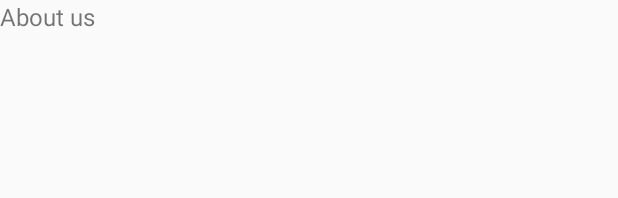
After one commit to S-Y-N/Catharsys, an Android app: the layout about_us_page.xml on its own in the app's theme, with its tools: preview values and no code run, on a phone screen of 412 x 824 dp. The commit adds this screen. Shown: the top 198 px of the screen. Run offline under Robolectric (Android 15) with nearby library versions, the phone set to English and light mode, and no system bars.

Commit message:
disign update

```diff
--- a/app/src/main/res/drawable/bg_receiver.xml
+++ b/app/src/main/res/drawable/bg_receiver.xml
@@ -7,13 +7,13 @@
             android:pivotY="0%"
             android:toDegrees="0" >
             <shape android:shape="rectangle" >
-                <solid android:color="@color/white" />
+                <solid android:color="@color/marron_3" />
             </shape>
         </rotate>
     </item>
     <item android:left="8dp">
         <shape android:shape="rectangle" >
-            <solid android:color="@color/white" />
+            <solid android:color="@color/marron_3" />
             <corners android:radius="4dp" />
         </shape>
     </item>
--- /dev/null
+++ b/app/src/main/res/layout/about_us_page.xml
@@ -0,0 +1,13 @@
+<?xml version="1.0" encoding="utf-8"?>
+<LinearLayout xmlns:android="http://schemas.android.com/apk/res/android"
+    android:layout_width="match_parent"
+    android:layout_height="match_parent"
+    android:orientation="vertical">
+    <TextView
+        android:layout_width="match_parent"
+        android:layout_height="wrap_content"
+        android:text="About us"
+        android:textSize="16dp"
+        />
+
+</LinearLayout>
--- a/app/src/main/res/layout/activity_chating.xml
+++ b/app/src/main/res/layout/activity_chating.xml
@@ -4,7 +4,7 @@
     xmlns:tools="http://schemas.android.com/tools"
     android:layout_width="match_parent"
     android:layout_height="match_parent"
-    android:background="@drawable/deltabackground"
+    android:background="@color/marron"
     tools:context=".ChatingActivity">
 
     <androidx.recyclerview.widget.RecyclerView
--- a/app/src/main/res/layout/activity_main.xml
+++ b/app/src/main/res/layout/activity_main.xml
@@ -11,7 +11,7 @@
         android:id="@+id/tabLayout"
         android:layout_width="match_parent"
         android:layout_height="60dp"
-        android:background="@color/blue3"
+        android:background="@color/marron_2"
         android:elevation="12dp"
         app:tabIndicator ="@color/white"
         app:tabSelectedTextColor="@color/white"
--- /dev/null
+++ b/app/src/main/res/layout/help_page.xml
@@ -0,0 +1,6 @@
+<?xml version="1.0" encoding="utf-8"?>
+<androidx.constraintlayout.widget.ConstraintLayout xmlns:android="http://schemas.android.com/apk/res/android"
+    android:layout_width="match_parent"
+    android:layout_height="match_parent">
+
+</androidx.constraintlayout.widget.ConstraintLayout>
--- a/app/src/main/res/layout/layout_receiver.xml
+++ b/app/src/main/res/layout/layout_receiver.xml
@@ -22,7 +22,7 @@
         android:maxWidth="270dp"
         android:minWidth="50dp"
         android:text="text view"
-        android:textColor="@color/black"
+        android:textColor="@color/white"
         android:textSize="18sp"
         app:layout_constraintVertical_bias="1.0"
         app:layout_constraintBottom_toTopOf="@+id/receiver_time"
@@ -38,6 +38,7 @@
         android:layout_marginBottom="3dp"
         android:text="12:00 pm"
         android:textSize="10sp"
+        android:textColor="@color/white"
         app:layout_constraintBottom_toBottomOf="parent"
         app:layout_constraintEnd_toEndOf="parent"/>
 
--- a/app/src/main/res/layout/layout_sender.xml
+++ b/app/src/main/res/layout/layout_sender.xml
@@ -38,7 +38,7 @@
             android:minWidth="50dp"
             android:text="Catarsys"
             android:textSize="18sp"
-            android:textColor="@color/black"
+            android:textColor="@color/white"
 
             app:layout_constraintBottom_toTopOf="@+id/senderTime"
             app:layout_constraintEnd_toStartOf="@+id/guideline2"
@@ -55,6 +55,7 @@
             android:layout_marginBottom="4dp"
             android:text="14:17 pm"
             android:textSize="10sp"
+            android:textColor="@color/white"
             app:layout_constraintBottom_toBottomOf="parent"
             app:layout_constraintEnd_toStartOf="@+id/guideline2"/>
     </androidx.constraintlayout.widget.ConstraintLayout>
--- a/app/src/main/res/values/themes.xml
+++ b/app/src/main/res/values/themes.xml
@@ -1,7 +1,7 @@
 <resources xmlns:tools="http://schemas.android.com/tools">
     <!-- Base application theme. -->
     <style name="Base.Theme.Catarsys" parent="Theme.AppCompat.Light.DarkActionBar">
-        <item name="colorPrimary">@color/blue2</item>
+        <item name="colorPrimary">@color/marron_2</item>
         <item name="colorPrimaryVariant">@color/black</item>
         <item name="colorOnPrimary">@color/white</item>
         <!--SECONDARY colors-->
```
Also changed, not shown: app/src/main/AndroidManifest.xml (+4 -4 lines), app/src/main/res/values/colors.xml (+7 -1 lines).
